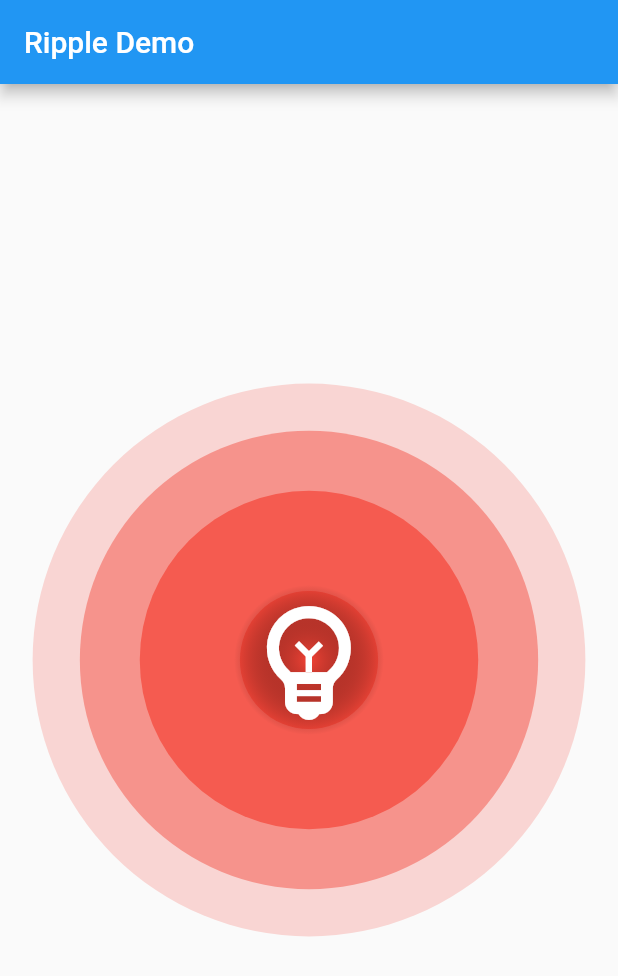
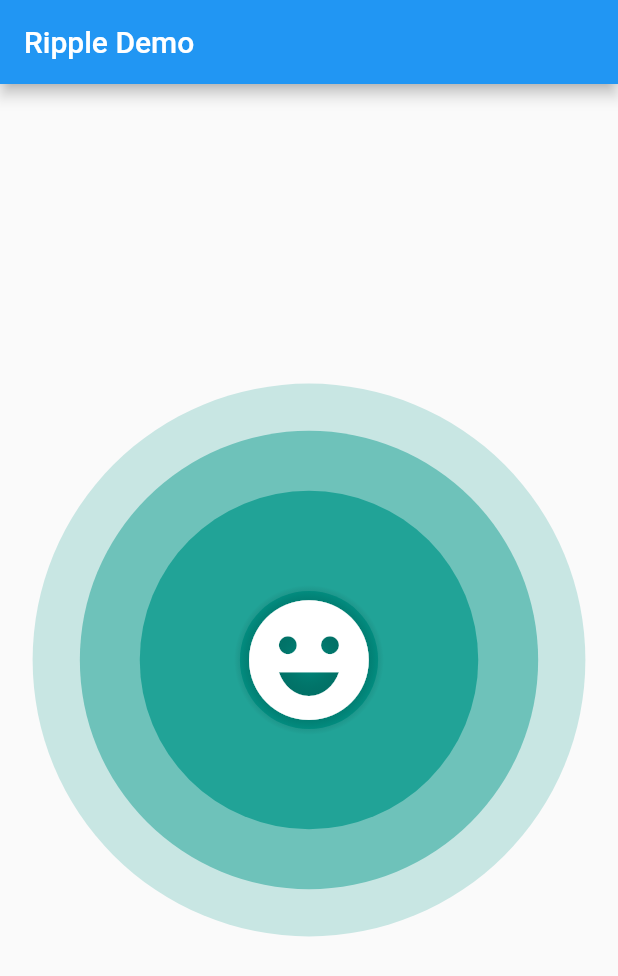
Before and after one commit to dtilhoo/ripple_wave, a Flutter app: the screen it shows after launch, on a phone screen of 412 x 824 dp. Shown: the top 976 px of the screen. Run offline on Flutter 3.47's test engine with Material 2 defaults, Android fonts, the phone set to English and light mode, and no system bars.

Commit message:
demo updated

```diff
--- a/example/lib/main.dart
+++ b/example/lib/main.dart
@@ -31,9 +31,8 @@ class DemoPage extends StatelessWidget {
         title: const Text("Ripple Demo"),
       ),
       body: const RippleWave(
-        color: Colors.red,
         child: Icon(
-          Icons.emoji_objects_outlined,
+          Icons.emoji_emotions,
           size: 100,
           color: Colors.white,
         ),
```
